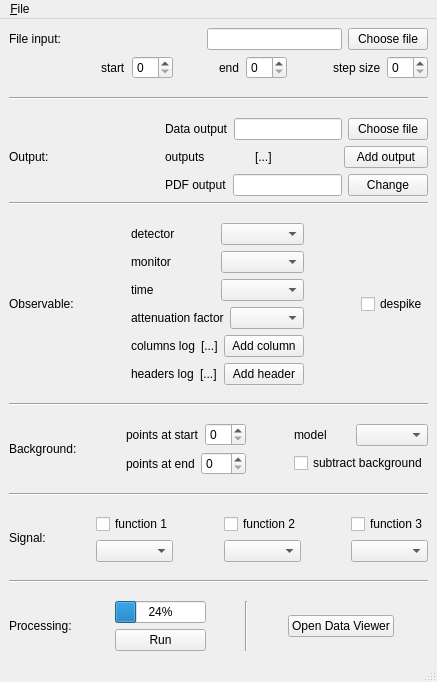
Old version of the form gui/iint-gui.ui in the repository syncope/adapt.
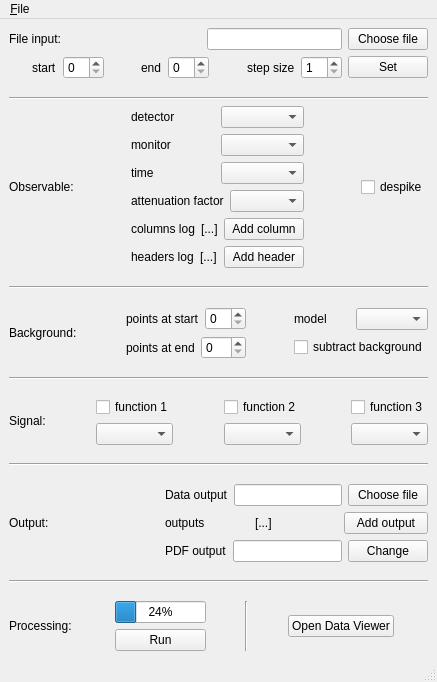
New version of the form.

Commit message: hasty commit for the weekend -- completely unfinished business !!!! !!! CAUTION !!!

```diff
--- a/gui/iint-gui.ui
+++ b/gui/iint-gui.ui
@@ -129,10 +129,24 @@
                </widget>
               </item>
               <item>
-               <widget class="QSpinBox" name="processingStepSB"/>
+               <widget class="QSpinBox" name="processingStepSB">
+                <property name="minimum">
+                 <number>1</number>
+                </property>
+                <property name="value">
+                 <number>1</number>
+                </property>
+               </widget>
               </item>
              </layout>
             </item>
+            <item>
+             <widget class="QPushButton" name="dataSelectionBtn">
+              <property name="text">
+               <string>Set</string>
+              </property>
+             </widget>
+            </item>
            </layout>
           </item>
          </layout>
@@ -159,134 +173,6 @@
         </property>
        </widget>
       </item>
-      <item>
-       <spacer name="verticalSpacer_9">
-        <property name="orientation">
-         <enum>Qt::Vertical</enum>
-        </property>
-        <property name="sizeHint" stdset="0">
-         <size>
-          <width>20</width>
-          <height>40</height>
-         </size>
-        </property>
-       </spacer>
-      </item>
-      <item>
-       <layout class="QHBoxLayout" name="horizontalLayout_21">
-        <item>
-         <widget class="QLabel" name="label_15">
-          <property name="text">
-           <string>Output:</string>
-          </property>
-         </widget>
-        </item>
-        <item>
-         <spacer name="horizontalSpacer_5">
-          <property name="orientation">
-           <enum>Qt::Horizontal</enum>
-          </property>
-          <property name="sizeHint" stdset="0">
-           <size>
-            <width>40</width>
-            <height>20</height>
-           </size>
-          </property>
-         </spacer>
-        </item>
-        <item>
-         <layout class="QVBoxLayout" name="verticalLayout_11">
-          <item>
-           <layout class="QHBoxLayout" name="horizontalLayout_19">
-            <item>
-             <widget class="QLabel" name="label_20">
-              <property name="text">
-               <string>Data output</string>
-              </property>
-             </widget>
-            </item>
-            <item>
-             <widget class="QLineEdit" name="outputFileNameLE"/>
-            </item>
-            <item>
-             <widget class="QPushButton" name="chooseOutputFileBtn">
-              <property name="text">
-               <string>Choose file</string>
-              </property>
-             </widget>
-            </item>
-           </layout>
-          </item>
-          <item>
-           <layout class="QHBoxLayout" name="horizontalLayout_18">
-            <item>
-             <widget class="QLabel" name="label_18">
-              <property name="text">
-               <string>outputs</string>
-              </property>
-             </widget>
-            </item>
-            <item>
-             <widget class="QLabel" name="label_21">
-              <property name="text">
-               <string>[...]</string>
-              </property>
-             </widget>
-            </item>
-            <item>
-             <widget class="QPushButton" name="addOutputsBtn">
-              <property name="text">
-               <string>Add output</string>
-              </property>
-             </widget>
-            </item>
-           </layout>
-          </item>
-          <item>
-           <layout class="QHBoxLayout" name="horizontalLayout_20">
-            <item>
-             <widget class="QLabel" name="label_19">
-              <property name="text">
-               <string>PDF output</string>
-              </property>
-             </widget>
-            </item>
-            <item>
-             <widget class="QLineEdit" name="pdfOuputFileLE"/>
-            </item>
-            <item>
-             <widget class="QPushButton" name="changePDFoutputBtn">
-              <property name="text">
-               <string>Change</string>
-              </property>
-             </widget>
-            </item>
-           </layout>
-          </item>
-         </layout>
-        </item>
-       </layout>
-      </item>
-      <item>
-       <widget class="Line" name="line_6">
-        <property name="orientation">
-         <enum>Qt::Horizontal</enum>
-        </property>
-       </widget>
-      </item>
-      <item>
-       <spacer name="verticalSpacer_2">
-        <property name="orientation">
-         <enum>Qt::Vertical</enum>
-        </property>
-        <property name="sizeHint" stdset="0">
-         <size>
-          <width>20</width>
-          <height>40</height>
-         </size>
-        </property>
-       </spacer>
-      </item>
       <item>
        <layout class="QHBoxLayout" name="horizontalLayout_7">
         <item>
@@ -693,6 +579,134 @@
         </item>
        </layout>
       </item>
+      <item>
+       <spacer name="verticalSpacer_2">
+        <property name="orientation">
+         <enum>Qt::Vertical</enum>
+        </property>
+        <property name="sizeHint" stdset="0">
+         <size>
+          <width>20</width>
+          <height>40</height>
+         </size>
+        </property>
+       </spacer>
+      </item>
+      <item>
+       <widget class="Line" name="line_6">
+        <property name="orientation">
+         <enum>Qt::Horizontal</enum>
+        </property>
+       </widget>
+      </item>
+      <item>
+       <spacer name="verticalSpacer_9">
+        <property name="orientation">
+         <enum>Qt::Vertical</enum>
+        </property>
+        <property name="sizeHint" stdset="0">
+         <size>
+          <width>20</width>
+          <height>40</height>
+         </size>
+        </property>
+       </spacer>
+      </item>
+      <item>
+       <layout class="QHBoxLayout" name="horizontalLayout_21">
+        <item>
+         <widget class="QLabel" name="label_15">
+          <property name="text">
+           <string>Output:</string>
+          </property>
+         </widget>
+        </item>
+        <item>
+         <spacer name="horizontalSpacer_5">
+          <property name="orientation">
+           <enum>Qt::Horizontal</enum>
+          </property>
+          <property name="sizeHint" stdset="0">
+           <size>
+            <width>40</width>
+            <height>20</height>
+           </size>
+          </property>
+         </spacer>
+        </item>
+        <item>
+         <layout class="QVBoxLayout" name="verticalLayout_11">
+          <item>
+           <layout class="QHBoxLayout" name="horizontalLayout_19">
+            <item>
+             <widget class="QLabel" name="label_20">
+              <property name="text">
+               <string>Data output</string>
+              </property>
+             </widget>
+            </item>
+            <item>
+             <widget class="QLineEdit" name="outputFileNameLE"/>
+            </item>
+            <item>
+             <widget class="QPushButton" name="chooseOutputFileBtn">
+              <property name="text">
+               <string>Choose file</string>
+              </property>
+             </widget>
+            </item>
+           </layout>
+          </item>
+          <item>
+           <layout class="QHBoxLayout" name="horizontalLayout_18">
+            <item>
+             <widget class="QLabel" name="label_18">
+              <property name="text">
+               <string>outputs</string>
+              </property>
+             </widget>
+            </item>
+            <item>
+             <widget class="QLabel" name="label_21">
+              <property name="text">
+               <string>[...]</string>
+              </property>
+             </widget>
+            </item>
+            <item>
+             <widget class="QPushButton" name="addOutputsBtn">
+              <property name="text">
+               <string>Add output</string>
+              </property>
+             </widget>
+            </item>
+           </layout>
+          </item>
+          <item>
+           <layout class="QHBoxLayout" name="horizontalLayout_20">
+            <item>
+             <widget class="QLabel" name="label_19">
+              <property name="text">
+               <string>PDF output</string>
+              </property>
+             </widget>
+            </item>
+            <item>
+             <widget class="QLineEdit" name="pdfOuputFileLE"/>
+            </item>
+            <item>
+             <widget class="QPushButton" name="changePDFoutputBtn">
+              <property name="text">
+               <string>Change</string>
+              </property>
+             </widget>
+            </item>
+           </layout>
+          </item>
+         </layout>
+        </item>
+       </layout>
+      </item>
       <item>
        <spacer name="verticalSpacer_7">
         <property name="orientation">
```
The commit also changes 2 other files.
